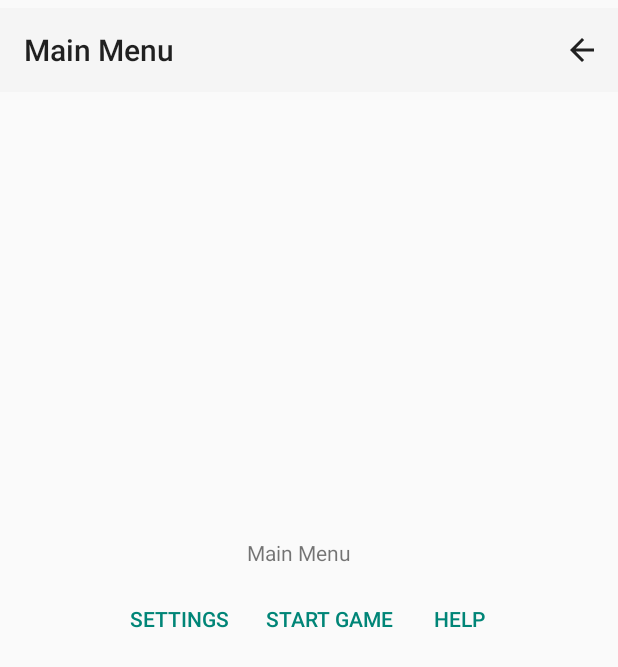
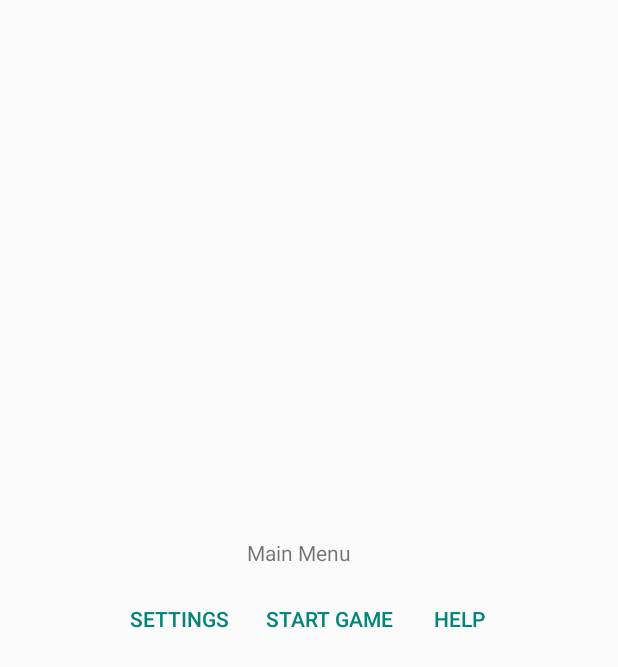
Before and after one commit to abehnia/CMPT276, an Android app: the screen it shows after launch (MainMenuActivity), on a phone screen of 412 x 824 dp. Shown: the top 667 px of the screen. Run offline under Robolectric (Android 15) with nearby library versions, the phone set to English and light mode, and no system bars.

Commit message:
Remove toolbar from main menu

```diff
--- a/app/src/main/java/cmpt276/proj/finddamatch/MainMenuActivity.java
+++ b/app/src/main/java/cmpt276/proj/finddamatch/MainMenuActivity.java
@@ -19,7 +19,6 @@ public class MainMenuActivity extends AppCompatActivity {
         setupStartGameBtn();
         setupHelpBtn();
         setupSettingsBtn();
-        setupToolbar();
     }
 
     @Override
@@ -35,12 +34,6 @@ public class MainMenuActivity extends AppCompatActivity {
             return true;
         }
         return super.onOptionsItemSelected(item);
-    }
-
-    private void setupToolbar() {
-        Toolbar myToolbar = findViewById(R.id.mainMenuToolbar);
-        setSupportActionBar(myToolbar);
-        getSupportActionBar().setTitle(R.string.main_menu_activity_title);
     }
 
     private void setupSettingsBtn() {
--- a/app/src/main/res/layout/activity_main_menu.xml
+++ b/app/src/main/res/layout/activity_main_menu.xml
@@ -51,18 +51,6 @@
             android:text="@string/btnHelp_txt" />
     </LinearLayout>
 
-    <androidx.appcompat.widget.Toolbar
-        android:id="@+id/mainMenuToolbar"
-        android:layout_width="match_parent"
-        android:layout_height="wrap_content"
-        android:background="?attr/colorPrimary"
-        android:minHeight="?attr/actionBarSize"
-        android:theme="?attr/actionBarTheme"
-        app:layout_constraintBottom_toTopOf="@+id/guideline2"
-        app:layout_constraintEnd_toEndOf="parent"
-        app:layout_constraintStart_toStartOf="parent"
-        app:layout_constraintTop_toTopOf="parent" />
-
     <androidx.constraintlayout.widget.Guideline
         android:id="@+id/guideline2"
         android:layout_width="wrap_content"
```
